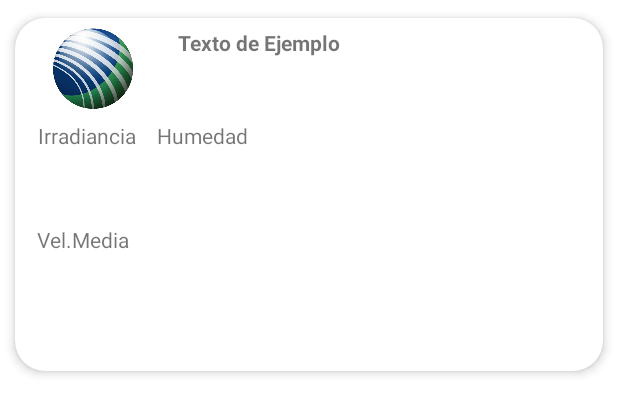
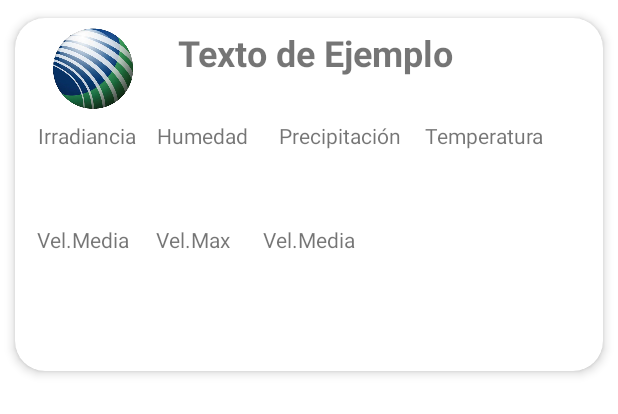
Before and after one commit to XabiJauregiBravo/EjerEuskalmet, an Android app: the layout misbalizas.xml on its own in the app's theme, with its tools: preview values and no code run, on a phone screen of 412 x 824 dp. Shown: the top 414 px of the screen. Run offline under Robolectric (Android 15) with nearby library versions, the phone set to English and light mode, and no system bars; network calls fail.

Commit message:
Commit con los datos meteorologicos de las balizas ya recogidos y mostrados bien, tambien ahora no hace falta comentar los inserts una vez la base de datos esta llena porque saltara las balizas que ya existan al igual que con los Datos, solo uqe en los datos los actualizara para tener los datos mas recientes.

```diff
--- a/app/src/main/java/com/example/ejereuskalmet/DB/AppDatabase.java
+++ b/app/src/main/java/com/example/ejereuskalmet/DB/AppDatabase.java
@@ -3,7 +3,7 @@ package com.example.ejereuskalmet.DB;
 import androidx.room.Database;
 import androidx.room.RoomDatabase;
 
-@Database(entities = {Balizas.class,Datos.class}, version = 14)
+@Database(entities = {Balizas.class,Datos.class}, version = 15)
 public abstract class AppDatabase extends RoomDatabase {
     public abstract BalizasDao balizasDao();
     public abstract DatosDao datosDao();
--- a/app/src/main/java/com/example/ejereuskalmet/DB/DatosDao.java
+++ b/app/src/main/java/com/example/ejereuskalmet/DB/DatosDao.java
@@ -12,6 +12,12 @@ public interface DatosDao {
     @Query("SELECT * FROM Datos ORDER BY name")
     LiveData<List<Datos>> getAll();
 
+    @Query("SELECT COUNT(1) FROM Datos WHERE id = :id;")
+    boolean Existe(String id);
+
+    @Query("UPDATE Datos SET mean_direction = :mean_direction, mean_speed = :mean_speed, max_speed = :max_speed, temperature = :temperature, humidity = :humidity, precipitation = :precipitation, irradiance = :irradiance  WHERE id = :id")
+    void update(String id,double mean_direction,double mean_speed,double max_speed,double temperature,double humidity,double precipitation,double irradiance);
+
     @Insert
     void insert(Datos datos);
 
--- a/app/src/main/java/com/example/ejereuskalmet/MainActivity.java
+++ b/app/src/main/java/com/example/ejereuskalmet/MainActivity.java
@@ -29,7 +29,7 @@ public class MainActivity extends AppCompatActivity {
         binding = ActivityMainBinding.inflate(getLayoutInflater());
         setContentView(binding.getRoot());
 
-        db = Room.databaseBuilder(this.getApplicationContext(), AppDatabase.class, "db-euskalmet").fallbackToDestructiveMigration().build();
+        db = Room.databaseBuilder(this.getApplicationContext(), AppDatabase.class, "db-euskalmet").build();
 
         // LLAMADA A LA API PARA CONSEGUIR LOS DATOS DE LAS BALIZAS Y PODER MOSTRARLO EN LA LISTA RECICLABLE
         RequestQueue queue = Volley.newRequestQueue(this);
--- a/app/src/main/java/com/example/ejereuskalmet/MasBalizas/MasBalizasFragment.java
+++ b/app/src/main/java/com/example/ejereuskalmet/MasBalizas/MasBalizasFragment.java
@@ -181,7 +181,7 @@ public class MasBalizasFragment extends Fragment {
                 });
 
         //mainActivity.db.balizasDao().deleteAll();
-        mainActivity.db.datosDao().deleteAll();
+        //mainActivity.db.datosDao().deleteAll();
 
 
           MisBalizasRVAdapter misBalizasRVAdapter = new MisBalizasRVAdapter(mainActivity, sectionsPagerAdapter);
@@ -350,8 +350,12 @@ public class MasBalizasFragment extends Fragment {
                             handlerLeer.post(new Runnable() {
                                 @Override
                                 public void run() {
-                                    mainActivity.db.datosDao().insert(lectura);
+                                    if (mainActivity.db.datosDao().Existe(lectura.id)){
 
+                                        mainActivity.db.datosDao().update(lectura.id, lectura.mean_direction, lectura.mean_speed, lectura.max_speed, lectura.temperature, lectura.humidity, lectura.precipitation, lectura.irradiance);
+                                    }else{
+                                        mainActivity.db.datosDao().insert(lectura);
+                                    }
                                 }});
                             } catch (JSONException e) {
                                 e.printStackTrace();
--- a/app/src/main/java/com/example/ejereuskalmet/MisBalizas/MisBalizasRVAdapter.java
+++ b/app/src/main/java/com/example/ejereuskalmet/MisBalizas/MisBalizasRVAdapter.java
@@ -108,13 +108,9 @@ public class MisBalizasRVAdapter extends RecyclerView.Adapter<MisBalizasRVAdapte
     @Override
     public void onBindViewHolder(ViewHolder viewHolder, @SuppressLint("RecyclerView") final int position) {
 
-        viewHolder.getNombre().setText(misbalizas.get(position).name);
-
-        viewHolder.getHora().setText(mislecturas.get(position).hora);
-
         System.out.println("size mislecturas :" +mislecturas.size());
 
-        System.out.println("hora :" +mislecturas.get(position).hora);
+        System.out.println("hora :" + mislecturas.get(position).hora);
 
         System.out.println("max_speed :" +mislecturas.get(position).max_speed);
 
@@ -128,6 +124,9 @@ public class MisBalizasRVAdapter extends RecyclerView.Adapter<MisBalizasRVAdapte
 
         System.out.println("precipitation :" +mislecturas.get(position).precipitation);
 
+        viewHolder.getNombre().setText(misbalizas.get(position).name);
+
+        viewHolder.getHora().setText(mislecturas.get(position).hora);
         viewHolder.getMax_speed().setText(String.valueOf(mislecturas.get(position).max_speed));
         viewHolder.getHumidity().setText(String.valueOf(mislecturas.get(position).humidity));
         viewHolder.getMean_speed().setText(String.valueOf(mislecturas.get(position).mean_speed));
--- a/app/src/main/res/layout/misbalizas.xml
+++ b/app/src/main/res/layout/misbalizas.xml
@@ -32,7 +32,7 @@
             android:layout_width="196dp"
             android:layout_height="54dp"
             android:text="Texto de Ejemplo"
-            android:textSize="14sp"
+            android:textSize="24sp"
             android:textStyle="bold"
             app:layout_constraintBottom_toBottomOf="parent"
             app:layout_constraintEnd_toStartOf="@+id/tvHora"
@@ -101,10 +101,10 @@
             android:textStyle="bold"
             app:layout_constraintBottom_toBottomOf="parent"
             app:layout_constraintEnd_toEndOf="parent"
-            app:layout_constraintHorizontal_bias="0.755"
+            app:layout_constraintHorizontal_bias="0.267"
             app:layout_constraintStart_toStartOf="parent"
             app:layout_constraintTop_toTopOf="parent"
-            app:layout_constraintVertical_bias="0.939" />
+            app:layout_constraintVertical_bias="0.763" />
 
         <TextView
             android:id="@+id/tvPrecipitation"
@@ -114,10 +114,9 @@
             android:textStyle="bold"
             app:layout_constraintBottom_toBottomOf="parent"
             app:layout_constraintEnd_toEndOf="parent"
-            app:layout_constraintHorizontal_bias="0.639"
             app:layout_constraintStart_toStartOf="parent"
             app:layout_constraintTop_toTopOf="parent"
-            app:layout_constraintVertical_bias="0.37" />
+            app:layout_constraintVertical_bias="0.458" />
 
         <TextView
             android:id="@+id/tvMeanDirection"
@@ -127,10 +126,10 @@
             android:textStyle="bold"
             app:layout_constraintBottom_toBottomOf="parent"
             app:layout_constraintEnd_toEndOf="parent"
-            app:layout_constraintHorizontal_bias="0.934"
+            app:layout_constraintHorizontal_bias="0.474"
             app:layout_constraintStart_toStartOf="parent"
             app:layout_constraintTop_toTopOf="parent"
-            app:layout_constraintVertical_bias="0.851" />
+            app:layout_constraintVertical_bias="0.763" />
 
         <TextView
             android:id="@+id/tvTemperature"
@@ -140,10 +139,10 @@
             android:textStyle="bold"
             app:layout_constraintBottom_toBottomOf="parent"
             app:layout_constraintEnd_toEndOf="parent"
-            app:layout_constraintHorizontal_bias="0.821"
+            app:layout_constraintHorizontal_bias="0.775"
             app:layout_constraintStart_toStartOf="parent"
             app:layout_constraintTop_toTopOf="parent"
-            app:layout_constraintVertical_bias="0.407" />
+            app:layout_constraintVertical_bias="0.458" />
 
         <TextView
             android:id="@+id/tvtIrradiance"
@@ -170,7 +169,7 @@
             app:layout_constraintVertical_bias="0.325" />
 
         <TextView
-            android:id="@+id/tvtMeanDirection"
+            android:id="@+id/tvtMeanSpeed"
             android:layout_width="wrap_content"
             android:layout_height="wrap_content"
             android:text="Vel.Media"
@@ -181,6 +180,53 @@
             app:layout_constraintTop_toTopOf="parent"
             app:layout_constraintVertical_bias="0.638" />
 
+        <TextView
+            android:id="@+id/tvtMaxSpeed"
+            android:layout_width="wrap_content"
+            android:layout_height="wrap_content"
+            android:text="Vel.Max"
+            app:layout_constraintBottom_toBottomOf="parent"
+            app:layout_constraintEnd_toEndOf="parent"
+            app:layout_constraintHorizontal_bias="0.275"
+            app:layout_constraintStart_toStartOf="parent"
+            app:layout_constraintTop_toTopOf="parent"
+            app:layout_constraintVertical_bias="0.638" />
+
+        <TextView
+            android:id="@+id/tvtPrecipitacion"
+            android:layout_width="wrap_content"
+            android:layout_height="wrap_content"
+            android:text="Precipitación"
+            app:layout_constraintBottom_toBottomOf="parent"
+            app:layout_constraintEnd_toEndOf="parent"
+            app:layout_constraintHorizontal_bias="0.567"
+            app:layout_constraintStart_toStartOf="parent"
+            app:layout_constraintTop_toTopOf="parent"
+            app:layout_constraintVertical_bias="0.319" />
+
+        <TextView
+            android:id="@+id/tvtTemperature"
+            android:layout_width="wrap_content"
+            android:layout_height="wrap_content"
+            android:text="Temperatura"
+            app:layout_constraintBottom_toBottomOf="parent"
+            app:layout_constraintEnd_toEndOf="parent"
+            app:layout_constraintHorizontal_bias="0.875"
+            app:layout_constraintStart_toStartOf="parent"
+            app:layout_constraintTop_toTopOf="parent"
+            app:layout_constraintVertical_bias="0.319" />
+
+        <TextView
+            android:id="@+id/tvtMeanDirection"
+            android:layout_width="wrap_content"
+            android:layout_height="wrap_content"
+            android:text="Vel.Media"
+            app:layout_constraintBottom_toBottomOf="parent"
+            app:layout_constraintEnd_toEndOf="parent"
+            app:layout_constraintStart_toStartOf="parent"
+            app:layout_constraintTop_toTopOf="parent"
+            app:layout_constraintVertical_bias="0.638" />
+
     </androidx.constraintlayout.widget.ConstraintLayout>
 
 </androidx.cardview.widget.CardView>
```
